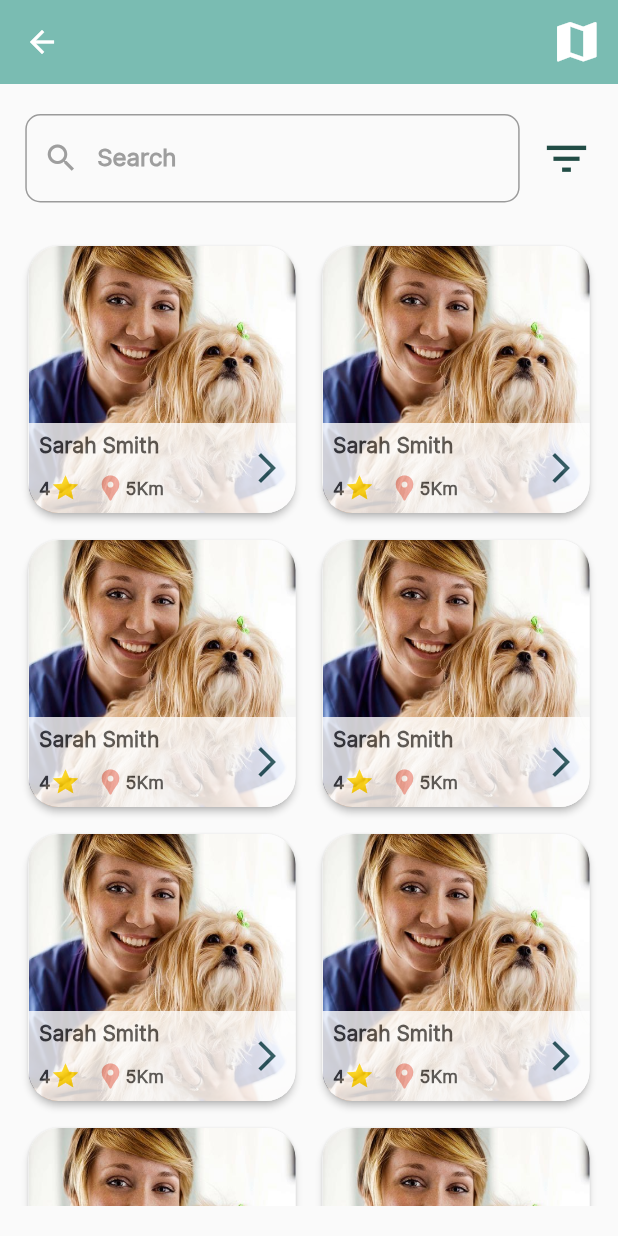
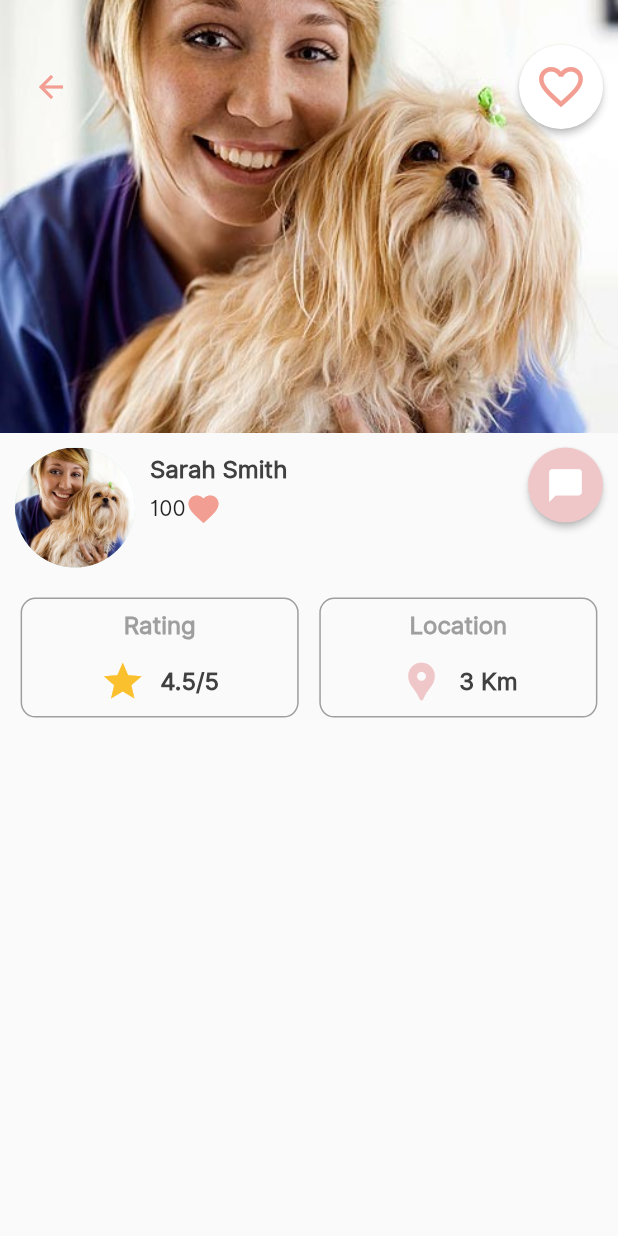
Before and after one commit to noormesslmani/flutter-app, a Flutter app: the ServiceProvidersList screen opened directly with empty values, after a tap on the "arrow forward ios" icon, on a phone screen of 412 x 824 dp. Run offline on Flutter 3.47's test engine with Material 2 defaults, Android fonts, the phone set to English and light mode, and no system bars; our stand-ins replace convex_bottom_bar, country_picker, dio, firebase_auth, firebase_core, flutter_custom_clippers and 6 more; missing offline and left inert: flutter_polyline_points, flutter_walkthrough_screen, horizontal_calendar; accounts and stored records are empty.

Commit message:
Frontend: creating ServiceProviderDetails screen and navigating to it

```diff
--- a/frontend_mobile/lib/main.dart
+++ b/frontend_mobile/lib/main.dart
@@ -16,6 +16,7 @@ import 'package:frontend_mobile/screens/auth/Email_verification.dart';
 import 'package:frontend_mobile/screens/app/pet_owner_tabs.dart';
 import 'package:frontend_mobile/screens/app/maps.dart';
 import 'package:frontend_mobile/screens/app/vet_details.dart';
+import 'package:frontend_mobile/screens/app/service_provider_details.dart';
 
 Future<void> main() async {
   WidgetsFlutterBinding.ensureInitialized();
@@ -53,6 +54,7 @@ class MyApp extends StatelessWidget {
             "/serviceProvidersList": (context) => const ServiceProvidersList(),
             "/maps": (context) => const Maps(),
             "/vetDetails": ((context) => const VetDetails()),
+            "/serviceProviderDetails":(context) => const ServiceProviderDetails(),
           },
         ),
       ),
--- a/frontend_mobile/lib/screens/app/home.dart
+++ b/frontend_mobile/lib/screens/app/home.dart
@@ -116,9 +116,15 @@ class _HomeState extends State<Home> {
                     children: List.generate(
                       4,
                       (index) {
-                        return const Padding(
-                          padding: EdgeInsets.all(5),
-                          child: ServiceProviderCard(),
+                        return Padding(
+                          padding: const EdgeInsets.all(5),
+                          child: ServiceProviderCard(
+                            onPressed: () {
+                              Navigator.of(context).pushNamed(
+                                "/serviceProviderDetails",
+                              );
+                            },
+                          ),
                         );
                       },
                     ),
--- /dev/null
+++ b/frontend_mobile/lib/screens/app/service_provider_details.dart
@@ -0,0 +1,166 @@
+import 'package:flutter/material.dart';
+import 'package:frontend_mobile/widgets/buttons/favorite_button.dart';
+import 'package:frontend_mobile/widgets/buttons/chat_button.dart';
+import 'package:frontend_mobile/widgets/cards/vet_details_card.dart';
+import 'package:google_maps_flutter/google_maps_flutter.dart';
+
+class ServiceProviderDetails extends StatefulWidget {
+  const ServiceProviderDetails({super.key});
+
+  @override
+  State<ServiceProviderDetails> createState() => _ServiceProviderDetailsState();
+}
+
+class _ServiceProviderDetailsState extends State<ServiceProviderDetails>
+    with TickerProviderStateMixin {
+  bool _isFavorite = false;
+  late TabController _tabController;
+
+  final List<LatLng> locations = <LatLng>[
+    const LatLng(33.557069, 35.372948),
+  ];
+
+  @override
+  void initState() {
+    _tabController = TabController(length: 3, vsync: this);
+    super.initState();
+  }
+
+  @override
+  Widget build(BuildContext context) {
+    return Scaffold(
+      body: Column(
+        children: [
+          Stack(
+            alignment: AlignmentDirectional.topCenter,
+            children: [
+              Image.asset(
+                "assets/images/pet-owner.jpg",
+                width: double.infinity,
+                height: MediaQuery.of(context).size.height * 0.35,
+                fit: BoxFit.fitWidth,
+              ),
+              Padding(
+                padding:
+                    const EdgeInsets.symmetric(vertical: 30, horizontal: 10),
+                child: Row(
+                  mainAxisAlignment: MainAxisAlignment.spaceBetween,
+                  children: [
+                    BackButton(
+                      color: Theme.of(context).colorScheme.secondaryContainer,
+                    ),
+                    Container(
+                      decoration: const BoxDecoration(
+                        color: Colors.white,
+                        shape: BoxShape.circle,
+                      ),
+                      child: FavoriteButton(
+                        isFavorite: _isFavorite,
+                        onPressed: () {
+                          setState(
+                            () {
+                              _isFavorite = !_isFavorite;
+                            },
+                          );
+                        },
+                      ),
+                    ),
+                  ],
+                ),
+              ),
+            ],
+          ),
+          Padding(
+            padding: const EdgeInsets.all(10),
+            child: Row(
+              mainAxisAlignment: MainAxisAlignment.spaceBetween,
+              crossAxisAlignment: CrossAxisAlignment.start,
+              children: [
+                Row(
+                  crossAxisAlignment: CrossAxisAlignment.start,
+                  children: [
+                    const CircleAvatar(
+                      radius: 40,
+                      backgroundImage:
+                          AssetImage("assets/images/pet-owner.jpg"),
+                    ),
+                    const SizedBox(
+                      width: 10,
+                    ),
+                    Column(
+                      crossAxisAlignment: CrossAxisAlignment.start,
+                      children: [
+                        const SizedBox(
+                          height: 5,
+                        ),
+                        Text(
+                          'Sarah Smith',
+                          style: Theme.of(context).textTheme.titleMedium,
+                        ),
+                        const SizedBox(
+                          height: 5,
+                        ),
+                        Row(
+                          children: [
+                            const Text(
+                              '100',
+                            ),
+                            Icon(
+                              Icons.favorite,
+                              color: Theme.of(context)
+                                  .colorScheme
+                                  .secondaryContainer,
+                            ),
+                          ],
+                        )
+                      ],
+                    )
+                  ],
+                ),
+                SizedBox(
+                  width: 50,
+                  height: 50,
+                  child: ChatButton(onPressed: () {}),
+                ),
+              ],
+            ),
+          ),
+          Padding(
+            padding: const EdgeInsets.symmetric(vertical: 10),
+            child: Row(
+              mainAxisAlignment: MainAxisAlignment.spaceEvenly,
+              children: [
+                GestureDetector(
+                  child: VetDetailCard(
+                    icon: Icon(
+                      Icons.star,
+                      color: Colors.yellow[700],
+                      size: 30,
+                    ),
+                    text: '4.5/5',
+                    title: 'Rating',
+                  ),
+                ),
+                GestureDetector(
+                  onTap: () {
+                    Navigator.of(context)
+                        .pushNamed("/maps", arguments: locations);
+                  },
+                  child: VetDetailCard(
+                    icon: Icon(
+                      Icons.location_pin,
+                      color: Theme.of(context).colorScheme.secondary,
+                      size: 30,
+                    ),
+                    text: '3 Km',
+                    title: 'Location',
+                  ),
+                ),
+              ],
+            ),
+          ),
+        ],
+      ),
+    );
+  }
+}
--- a/frontend_mobile/lib/screens/app/service_providers_list.dart
+++ b/frontend_mobile/lib/screens/app/service_providers_list.dart
@@ -6,6 +6,7 @@ import 'package:frontend_mobile/widgets/app_bar.dart';
 import 'package:frontend_mobile/widgets/modals/filter_sheet.dart';
 import 'package:frontend_mobile/models/filters.dart';
 import 'package:google_maps_flutter/google_maps_flutter.dart';
+
 class ServiceProvidersList extends StatefulWidget {
   const ServiceProvidersList({super.key});
 
@@ -49,10 +50,7 @@ class _ServiceProvidersListState extends State<ServiceProvidersList> {
             ),
             child: GestureDetector(
               onTap: () {
-                Navigator.of(context).pushNamed(
-                  "/maps",
-                  arguments: locations
-                );
+                Navigator.of(context).pushNamed("/maps", arguments: locations);
               },
               child: const Icon(
                 Icons.map,
@@ -151,7 +149,9 @@ class _ServiceProvidersListState extends State<ServiceProvidersList> {
                       itemBuilder: (BuildContext context, int index) {
                         return Padding(
                           padding: const EdgeInsets.all(3.0),
-                          child: VetCard(context: context,),
+                          child: VetCard(
+                            context: context,
+                          ),
                         );
                       },
                     )
@@ -160,9 +160,15 @@ class _ServiceProvidersListState extends State<ServiceProvidersList> {
                       children: List.generate(
                         10,
                         (index) {
-                          return const Padding(
-                            padding: EdgeInsets.all(5),
-                            child: ServiceProviderCard(),
+                          return Padding(
+                            padding: const EdgeInsets.all(5),
+                            child: ServiceProviderCard(
+                              onPressed: () {
+                                Navigator.of(context).pushNamed(
+                                  "/serviceProviderDetails",
+                                );
+                              },
+                            ),
                           );
                         },
                       ),
--- a/frontend_mobile/lib/widgets/cards/service_provider_card.dart
+++ b/frontend_mobile/lib/widgets/cards/service_provider_card.dart
@@ -1,7 +1,10 @@
 import 'package:flutter/material.dart';
 
 class ServiceProviderCard extends StatelessWidget {
-  const ServiceProviderCard({super.key});
+  final void Function()? onPressed;
+  const ServiceProviderCard({
+    required this.onPressed,
+    super.key});
 
   @override
   Widget build(BuildContext context) {
@@ -94,7 +97,7 @@ class ServiceProviderCard extends StatelessWidget {
                           ],
                         ),
                         IconButton(
-                          onPressed: () {},
+                          onPressed: onPressed,
                           icon: Icon(
                             Icons.arrow_forward_ios,
                             color: Theme.of(context).primaryColorDark,
```
